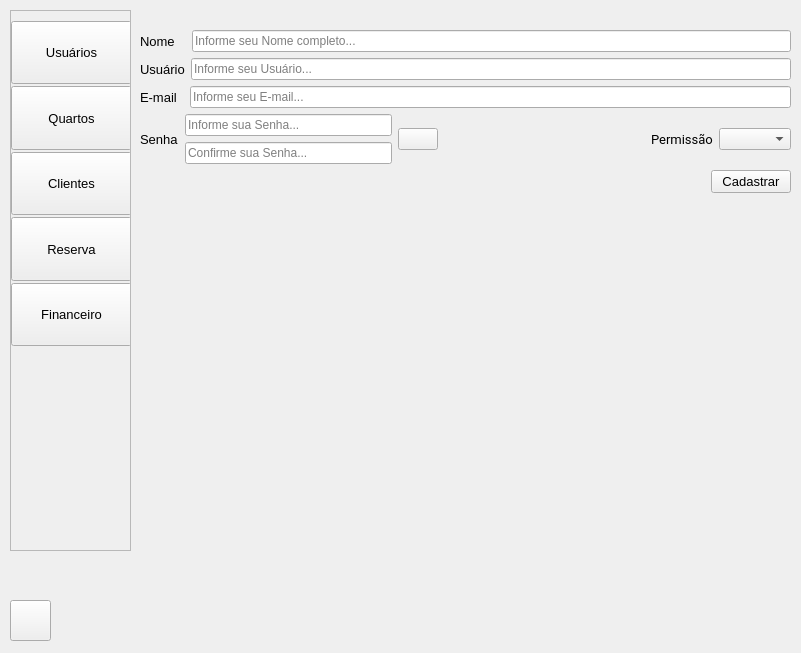
The window that Prototipo HostInn/Telas/tela_menu_principal.ui (EndrewFerreira/HOSTIIN) describes before a commit, drawn with Qt 5.
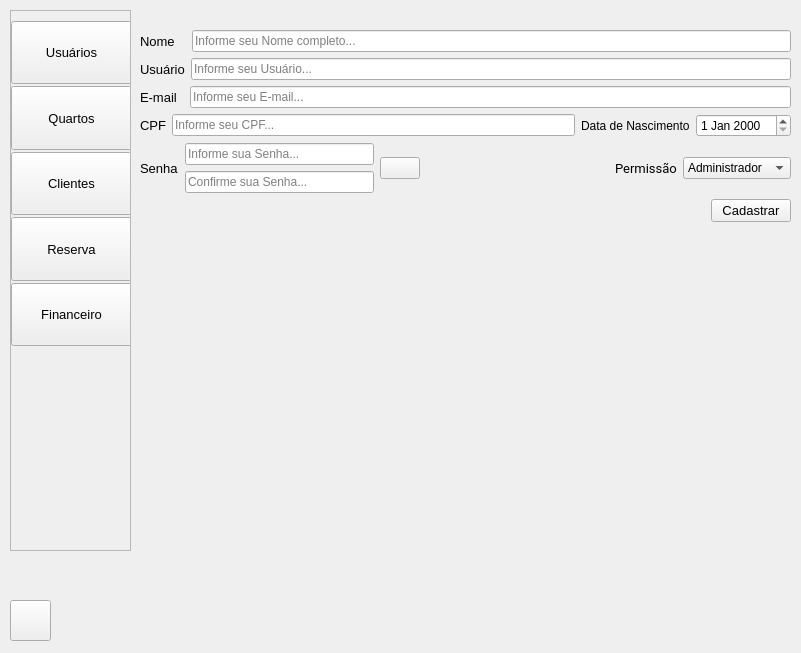
The same window after the commit. The open tabs and pages were chosen to show the change. Icons and pictures are not drawn.

The edit to the form file:
```diff
--- a/Prototipo HostInn/Telas/tela_menu_principal.ui
+++ b/Prototipo HostInn/Telas/tela_menu_principal.ui
@@ -1449,6 +1449,39 @@
        <item>
         <layout class="QHBoxLayout" name="horizontalLayout_10"/>
        </item>
+       <item>
+        <layout class="QHBoxLayout" name="horizontalLayout_51">
+         <item>
+          <widget class="QLabel" name="label_email_4">
+           <property name="font">
+            <font>
+             <pointsize>10</pointsize>
+            </font>
+           </property>
+           <property name="text">
+            <string>CPF</string>
+           </property>
+          </widget>
+         </item>
+         <item>
+          <widget class="QLineEdit" name="lineEdit_CPF">
+           <property name="placeholderText">
+            <string>Informe seu CPF...</string>
+           </property>
+          </widget>
+         </item>
+         <item>
+          <widget class="QLabel" name="label_8">
+           <property name="text">
+            <string>Data de Nascimento</string>
+           </property>
+          </widget>
+         </item>
+         <item>
+          <widget class="QDateEdit" name="dateEdit_7"/>
+         </item>
+        </layout>
+       </item>
        <item>
         <layout class="QHBoxLayout" name="horizontalLayout_11">
          <item>
@@ -1493,6 +1526,9 @@
            <property name="orientation">
             <enum>Qt::Horizontal</enum>
            </property>
+           <property name="sizeType">
+            <enum>QSizePolicy::Expanding</enum>
+           </property>
            <property name="sizeHint" stdset="0">
             <size>
              <width>40</width>
@@ -1515,7 +1551,23 @@
           </widget>
          </item>
          <item>
-          <widget class="QComboBox" name="comboBox"/>
+          <widget class="QComboBox" name="comboBox">
+           <item>
+            <property name="text">
+             <string>Administrador</string>
+            </property>
+           </item>
+           <item>
+            <property name="text">
+             <string>Gerente</string>
+            </property>
+           </item>
+           <item>
+            <property name="text">
+             <string>Recepcionista</string>
+            </property>
+           </item>
+          </widget>
          </item>
         </layout>
        </item>
```
Left out of the diff: 41 changed lines with no effect on the pictures.
